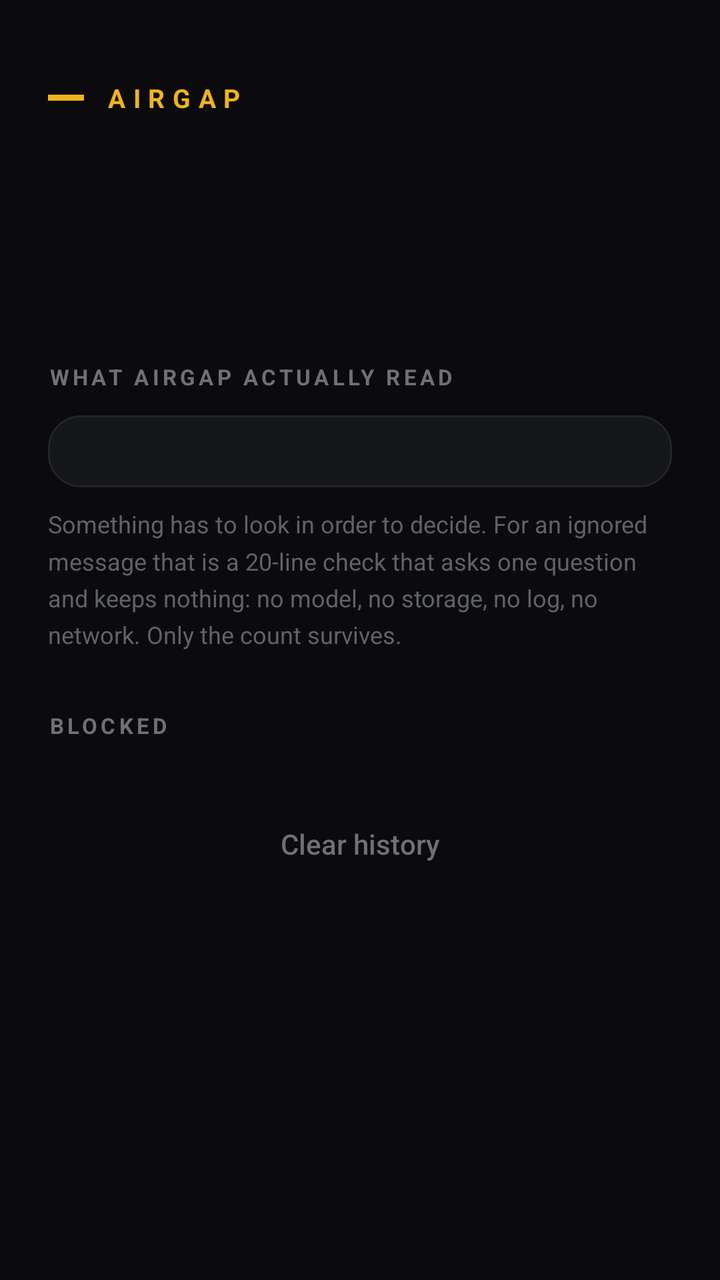
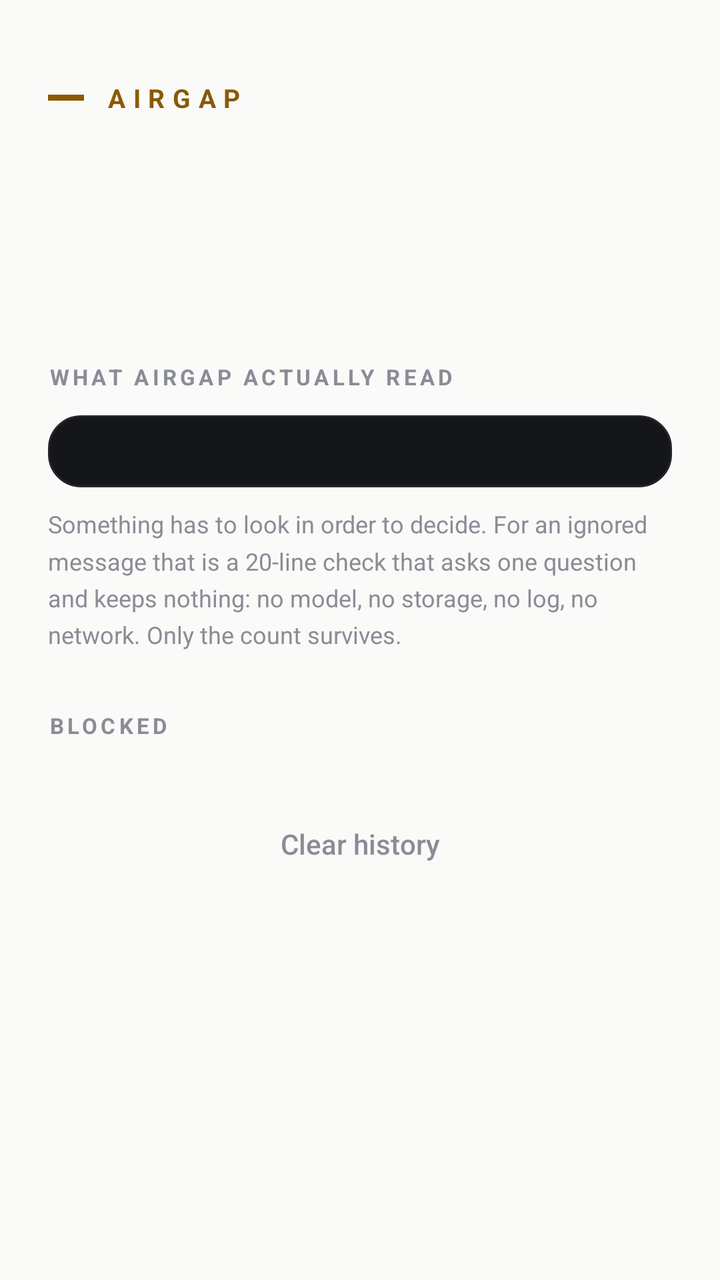

The first picture is an Android layout as it rendered before a commit; the second is the same layout after the commit. The layout source and the unified diff follow.
<!-- AndroidManifest.xml: application theme Theme.AppCompat.DayNight.NoActionBar -->
<!-- res/layout/activity_history.xml -->
<?xml version="1.0" encoding="utf-8"?>
<ScrollView xmlns:android="http://schemas.android.com/apk/res/android"
    android:layout_width="match_parent"
    android:layout_height="match_parent"
    android:background="#0B0B0D"
    android:fillViewport="true">

    <LinearLayout
        android:layout_width="match_parent"
        android:layout_height="wrap_content"
        android:orientation="vertical"
        android:paddingLeft="24dp"
        android:paddingRight="24dp"
        android:paddingTop="40dp"
        android:paddingBottom="32dp">

        <LinearLayout
            android:layout_width="wrap_content"
            android:layout_height="wrap_content"
            android:gravity="center_vertical"
            android:orientation="horizontal">

            <View
                android:layout_width="18dp"
                android:layout_height="3dp"
                android:background="#F0B31C" />

            <TextView
                android:layout_width="wrap_content"
                android:layout_height="wrap_content"
                android:layout_marginStart="10dp"
                android:letterSpacing="0.3"
                android:text="AIRGAP"
                android:textColor="#F0B31C"
                android:textSize="13sp"
                android:textStyle="bold" />
        </LinearLayout>

        <TextView
            android:id="@+id/historyCount"
            android:layout_width="match_parent"
            android:layout_height="wrap_content"
            android:layout_marginTop="26dp"
            android:textColor="#FFFFFF"
            android:textSize="30sp"
            android:textStyle="bold" />

        <TextView
            android:id="@+id/historySub"
            android:layout_width="match_parent"
            android:layout_height="wrap_content"
            android:layout_marginTop="8dp"
            android:lineSpacingMultiplier="1.35"
            android:textColor="#4FB477"
            android:textSize="14sp" />

        <TextView
            android:layout_width="wrap_content"
            android:layout_height="wrap_content"
            android:layout_marginTop="30dp"
            android:letterSpacing="0.16"
            android:text="WHAT AIRGAP ACTUALLY READ"
            android:textColor="#6E7078"
            android:textSize="11sp"
            android:textStyle="bold" />

        <LinearLayout
            android:id="@+id/statsBox"
            android:layout_width="match_parent"
            android:layout_height="wrap_content"
            android:layout_marginTop="12dp"
            android:background="@drawable/bg_card"
            android:orientation="vertical"
            android:padding="18dp" />

        <TextView
            android:layout_width="match_parent"
            android:layout_height="wrap_content"
            android:layout_marginTop="10dp"
            android:lineSpacingMultiplier="1.3"
            android:text="Something has to look in order to decide. For an ignored message that is a 20-line check that asks one question and keeps nothing: no model, no storage, no log, no network. Only the count survives."
            android:textColor="#5F626B"
            android:textSize="12sp" />

        <TextView
            android:layout_width="wrap_content"
            android:layout_height="wrap_content"
            android:layout_marginTop="30dp"
            android:letterSpacing="0.16"
            android:text="BLOCKED"
            android:textColor="#6E7078"
            android:textSize="11sp"
            android:textStyle="bold" />

        <LinearLayout
            android:id="@+id/historyList"
            android:layout_width="match_parent"
            android:layout_height="wrap_content"
            android:layout_marginTop="12dp"
            android:orientation="vertical" />

        <Button
            android:id="@+id/historyClear"
            style="?android:attr/borderlessButtonStyle"
            android:layout_width="match_parent"
            android:layout_height="wrap_content"
            android:layout_marginTop="16dp"
            android:text="Clear history"
            android:textAllCaps="false"
            android:textColor="#6E7078"
            android:textSize="14sp" />
    </LinearLayout>
</ScrollView>
<!-- resources referenced by this layout -->
<resources>
  <!-- drawable bg_card (drawable) -->
  <?xml version="1.0" encoding="utf-8"?>
  <shape xmlns:android="http://schemas.android.com/apk/res/android" android:shape="rectangle">
      <solid android:color="#15161A" />
      <corners android:radius="16dp" />
      <stroke android:width="1dp" android:color="#23252B" />
  </shape>
</resources>

<!-- the commit's change to res/layout/activity_history.xml (unified diff, before → after) -->
@@ -2,7 +2,7 @@
 <ScrollView xmlns:android="http://schemas.android.com/apk/res/android"
     android:layout_width="match_parent"
     android:layout_height="match_parent"
-    android:background="#0B0B0D"
+    android:background="@color/bg"
     android:fillViewport="true">
 
     <LinearLayout
@@ -23,7 +23,7 @@
             <View
                 android:layout_width="18dp"
                 android:layout_height="3dp"
-                android:background="#F0B31C" />
+                android:background="@color/accent" />
 
             <TextView
                 android:layout_width="wrap_content"
@@ -31,7 +31,7 @@
                 android:layout_marginStart="10dp"
                 android:letterSpacing="0.3"
                 android:text="AIRGAP"
-                android:textColor="#F0B31C"
+                android:textColor="@color/accent"
                 android:textSize="13sp"
                 android:textStyle="bold" />
         </LinearLayout>
@@ -41,7 +41,7 @@
             android:layout_width="match_parent"
             android:layout_height="wrap_content"
             android:layout_marginTop="26dp"
-            android:textColor="#FFFFFF"
+            android:textColor="@color/text_primary"
             android:textSize="30sp"
             android:textStyle="bold" />
 
@@ -51,7 +51,7 @@
             android:layout_height="wrap_content"
             android:layout_marginTop="8dp"
             android:lineSpacingMultiplier="1.35"
-            android:textColor="#4FB477"
+            android:textColor="@color/ok"
             android:textSize="14sp" />
 
         <TextView
@@ -60,7 +60,7 @@
             android:layout_marginTop="30dp"
             android:letterSpacing="0.16"
             android:text="WHAT AIRGAP ACTUALLY READ"
-            android:textColor="#6E7078"
+            android:textColor="@color/text_tertiary"
             android:textSize="11sp"
             android:textStyle="bold" />
 
@@ -79,7 +79,7 @@
             android:layout_marginTop="10dp"
             android:lineSpacingMultiplier="1.3"
             android:text="Something has to look in order to decide. For an ignored message that is a 20-line check that asks one question and keeps nothing: no model, no storage, no log, no network. Only the count survives."
-            android:textColor="#5F626B"
+            android:textColor="@color/text_tertiary"
             android:textSize="12sp" />
 
         <TextView
@@ -88,7 +88,7 @@
             android:layout_marginTop="30dp"
             android:letterSpacing="0.16"
             android:text="BLOCKED"
-            android:textColor="#6E7078"
+            android:textColor="@color/text_tertiary"
             android:textSize="11sp"
             android:textStyle="bold" />
 
@@ -107,7 +107,7 @@
             android:layout_marginTop="16dp"
             android:text="Clear history"
             android:textAllCaps="false"
-            android:textColor="#6E7078"
+            android:textColor="@color/text_tertiary"
             android:textSize="14sp" />
     </LinearLayout>
 </ScrollView>
<!-- resource entries referenced after the edit -->
@@ -1,5 +1,10 @@
 <!-- resources referenced by this layout -->
 <resources>
+  <color name="accent">#8A5A00</color>
+  <color name="bg">#FAFAF9</color>
+  <color name="ok">#1F7A4D</color>
+  <color name="text_primary">#17181C</color>
+  <color name="text_tertiary">#8A8D96</color>
   <!-- drawable bg_card (drawable) -->
   <?xml version="1.0" encoding="utf-8"?>
   <shape xmlns:android="http://schemas.android.com/apk/res/android" android:shape="rectangle">
